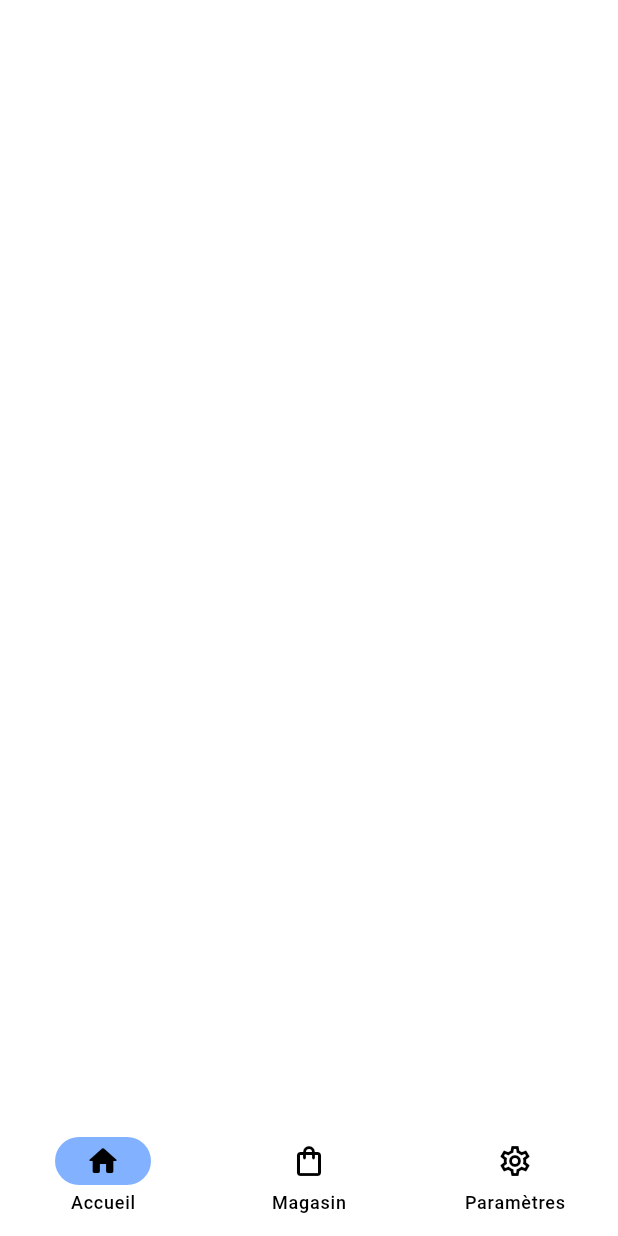
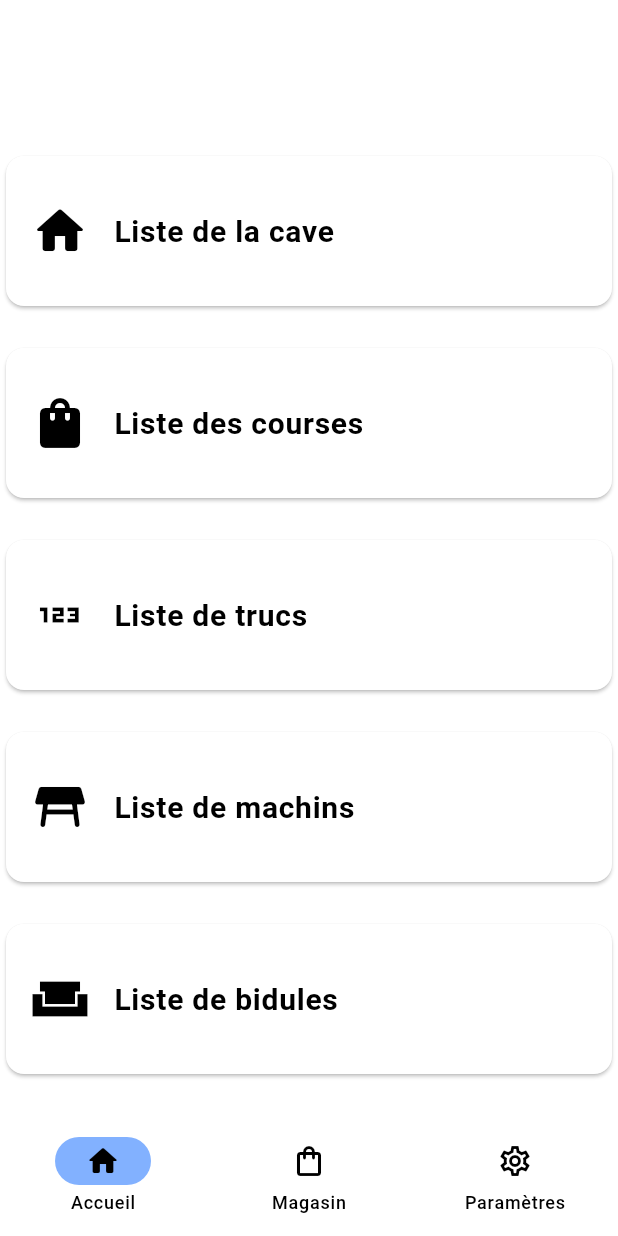
Before and after one commit to FoodInventory/flutter, a Flutter app: the screen it shows after launch, on a phone screen of 412 x 824 dp. Run offline on Flutter 3.47's test engine with Material 2 defaults, Android fonts, the phone set to English and light mode, and no system bars; drawn by our look-alikes of dynamic_color; our stand-ins replace awesome_snackbar_content, badges, flutter_dotenv, settings_ui; missing offline and left inert: flutter_barcode_scanner, openfoodfacts.

Commit message:
feat: :lipstick: add sample List UI

```diff
--- a/lib/pages/home_page.dart
+++ b/lib/pages/home_page.dart
@@ -10,6 +10,124 @@ class HomePage extends StatefulWidget {
 class _HomePageState extends State<HomePage> {
   @override
   Widget build(BuildContext context) {
-    return Container();
+    return Container(
+      padding: const EdgeInsets.only(top: 100),
+      child: const Column(
+        children: [
+          Card(
+            child: SizedBox(
+              height: 100,
+              child: Center(
+                child: ListTile(
+                  title: Text(
+                    'Liste de la cave',
+                    style: TextStyle(
+                      fontSize: 20,
+                      fontWeight: FontWeight.bold,
+                    ),
+                  ),
+                  leading: Icon(
+                    Icons.home_rounded,
+                    size: 40,
+                  ),
+                ),
+              ),
+            ),
+          ),
+          SizedBox(
+            height: 20,
+          ),
+          Card(
+            child: SizedBox(
+              height: 100,
+              child: Center(
+                child: ListTile(
+                  title: Text(
+                    'Liste des courses',
+                    style: TextStyle(
+                      fontSize: 20,
+                      fontWeight: FontWeight.bold,
+                    ),
+                  ),
+                  leading: Icon(
+                    Icons.shopping_bag_rounded,
+                    size: 40,
+                  ),
+                ),
+              ),
+            ),
+          ),
+          SizedBox(
+            height: 20,
+          ),
+          Card(
+            child: SizedBox(
+              height: 100,
+              child: Center(
+                child: ListTile(
+                  title: Text(
+                    'Liste de trucs',
+                    style: TextStyle(
+                      fontSize: 20,
+                      fontWeight: FontWeight.bold,
+                    ),
+                  ),
+                  leading: Icon(
+                    Icons.onetwothree_sharp,
+                    size: 40,
+                  ),
+                ),
+              ),
+            ),
+          ),
+          SizedBox(
+            height: 20,
+          ),
+          Card(
+            child: SizedBox(
+              height: 100,
+              child: Center(
+                child: ListTile(
+                  title: Text(
+                    'Liste de machins',
+                    style: TextStyle(
+                      fontSize: 20,
+                      fontWeight: FontWeight.bold,
+                    ),
+                  ),
+                  leading: Icon(
+                    Icons.table_restaurant_rounded,
+                    size: 40,
+                  ),
+                ),
+              ),
+            ),
+          ),
+          SizedBox(
+            height: 20,
+          ),
+          Card(
+            child: SizedBox(
+              height: 100,
+              child: Center(
+                child: ListTile(
+                  title: Text(
+                    'Liste de bidules',
+                    style: TextStyle(
+                      fontSize: 20,
+                      fontWeight: FontWeight.bold,
+                    ),
+                  ),
+                  leading: Icon(
+                    Icons.weekend_sharp,
+                    size: 40,
+                  ),
+                ),
+              ),
+            ),
+          ),
+        ],
+      ),
+    );
   }
 }
```
